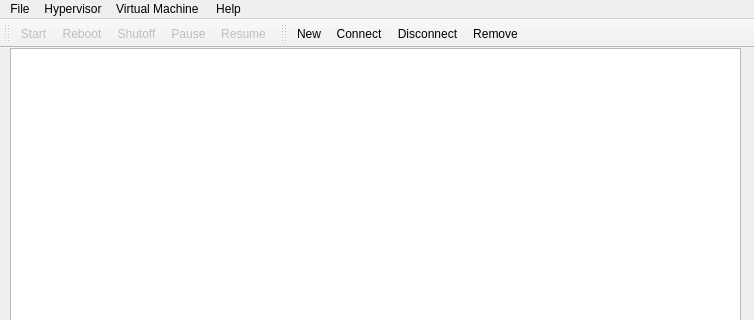
The window that src/virtnosiswindow.ui (jankeconsulting/virtnosis) describes before a commit, drawn with Qt 5; both pictures show x 0 to 754 and y 0 to 320 of the 754 by 534 pixel window.
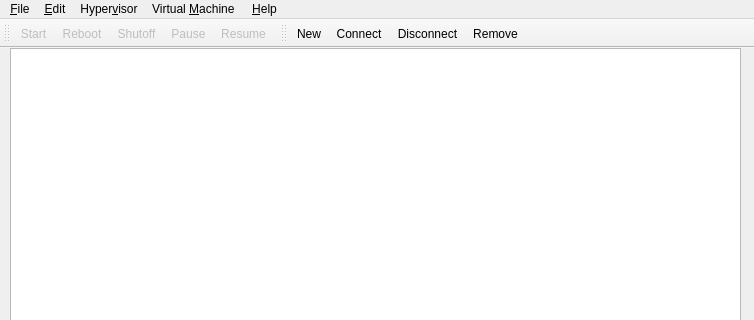
The same window after the commit. Icons and pictures are not drawn.

Commit message: Added key shortcuts to menus Added menu item for preferences

Patch:
```diff
--- a/src/virtnosiswindow.ui
+++ b/src/virtnosiswindow.ui
@@ -42,13 +42,13 @@
    </property>
    <widget class="QMenu" name="menuFile">
     <property name="title">
-     <string>File</string>
+     <string>&amp;File</string>
     </property>
     <addaction name="actionExit"/>
    </widget>
    <widget class="QMenu" name="menuHypervisor">
     <property name="title">
-     <string>Hypervisor</string>
+     <string>Hyper&amp;visor</string>
     </property>
     <addaction name="menuHypervisorActionNew"/>
     <addaction name="menuHypervisorActionConnect"/>
@@ -57,7 +57,7 @@
    </widget>
    <widget class="QMenu" name="menuVirtualMachine">
     <property name="title">
-     <string>Virtual Machine </string>
+     <string>Virtual &amp;Machine </string>
     </property>
     <addaction name="menuVmActionStart"/>
     <addaction name="menuVmActionReboot"/>
@@ -67,12 +67,19 @@
    </widget>
    <widget class="QMenu" name="menuHelp">
     <property name="title">
-     <string>Help</string>
+     <string>&amp;Help</string>
     </property>
     <addaction name="actionAbout"/>
     <addaction name="actionAboutQt"/>
    </widget>
+   <widget class="QMenu" name="menuEdit">
+    <property name="title">
+     <string>&amp;Edit</string>
+    </property>
+    <addaction name="actionPreferences"/>
+   </widget>
    <addaction name="menuFile"/>
+   <addaction name="menuEdit"/>
    <addaction name="menuHypervisor"/>
    <addaction name="menuVirtualMachine"/>
    <addaction name="menuHelp"/>
```
Left out of the diff: 5 changed lines with no effect on the pictures.
